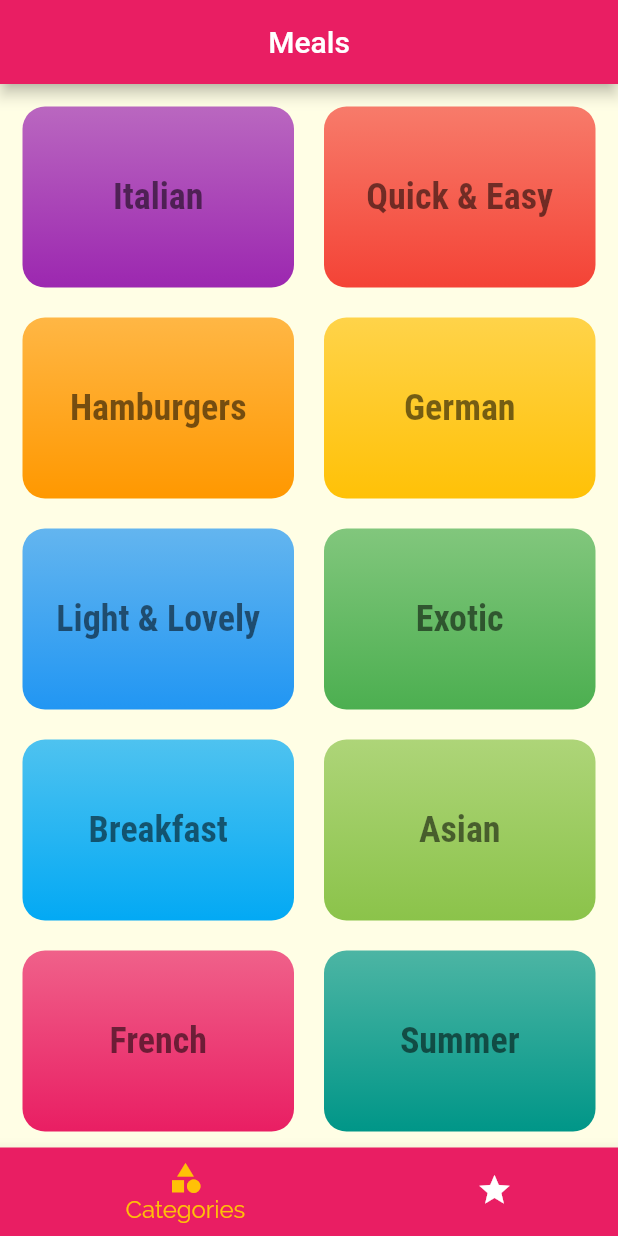
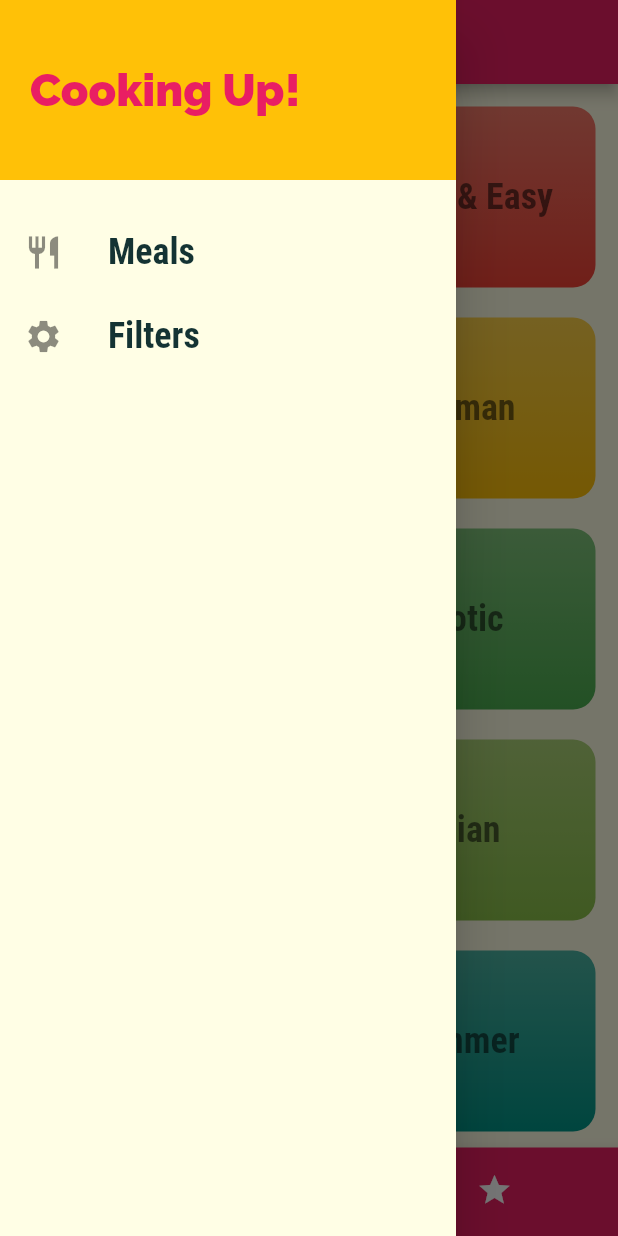
Before and after one commit to RohitDwivedi97/recipe-app, a Flutter app: the screen it shows after launch, with the side drawer open (before the commit the screen has no drawer), on a phone screen of 412 x 824 dp. Run offline on Flutter 3.47's test engine with Material 2 defaults, Android fonts, the phone set to English and light mode, and no system bars.

Commit message:
Added a drawer on the App Bar.

```diff
--- a/lib/screens/tabs_screen.dart
+++ b/lib/screens/tabs_screen.dart
@@ -1,6 +1,7 @@
 import 'package:flutter/material.dart';
 import './categories_screen.dart';
 import './favourites_screen.dart';
+import '../widgets/main_drawer.dart';
 
 class TabsScreen extends StatefulWidget {
   const TabsScreen({Key? key}) : super(key: key);
@@ -11,14 +12,8 @@ class TabsScreen extends StatefulWidget {
 
 class _TabsScreenState extends State<TabsScreen> {
   final List<Map<String, Object>> _pages = const [
-    {
-      'page':  CategoriesScreen(),
-      'title': 'Meals'
-    },
-    {
-      'page': FavouritesScreen(),
-      'title': 'Favourites'
-    }
+    {'page': CategoriesScreen(), 'title': 'Meals'},
+    {'page': FavouritesScreen(), 'title': 'Favourites'}
   ];
 
   int _selectedPageIndex = 0;
@@ -28,11 +23,12 @@ class _TabsScreenState extends State<TabsScreen> {
       _selectedPageIndex = index;
     });
   }
+
   @override
   Widget build(BuildContext context) {
     return Scaffold(
       appBar: AppBar(
-        title: Center(child: Text(_pages[_selectedPageIndex]['title'] as String)),
+        title: Text(_pages[_selectedPageIndex]['title'] as String),
       ),
       body: _pages[_selectedPageIndex]['page'] as Widget,
       bottomNavigationBar: BottomNavigationBar(
@@ -51,9 +47,10 @@ class _TabsScreenState extends State<TabsScreen> {
             backgroundColor: Theme.of(context).primaryColor,
             icon: Icon(Icons.star),
             label: 'Favourites',
-          )
+          ),
         ],
       ),
+      drawer: MainDrawer(),
     );
   }
 }
--- /dev/null
+++ b/lib/widgets/main_drawer.dart
@@ -0,0 +1,52 @@
+import 'package:flutter/material.dart';
+
+class MainDrawer extends StatelessWidget {
+  Widget buildListTile(String title, IconData icon) {
+    return ListTile(
+      leading: Icon(
+        icon,
+        size: 26,
+      ),
+      title: Text(
+        title,
+        style: const TextStyle(
+          fontFamily: 'RobotoCondensed',
+          fontWeight: FontWeight.bold,
+          fontSize: 24,
+        ),
+      ),
+      onTap: () {
+        //..
+      },
+    );
+  }
+
+  @override
+  Widget build(BuildContext context) {
+    return Drawer(
+      child: Column(
+        children: <Widget>[
+          Container(
+            padding: EdgeInsets.all(20),
+            height: 120,
+            width: double.infinity,
+            color: Colors.amber,
+            alignment: Alignment.centerLeft,
+            child: const Text(
+              'Cooking Up!',
+              style: TextStyle(
+                  fontWeight: FontWeight.w900,
+                  fontSize: 30,
+                  color: Colors.pink),
+            ),
+          ),
+          const SizedBox(
+            height: 20,
+          ),
+          buildListTile('Meals', Icons.restaurant),
+          buildListTile('Filters', Icons.settings),
+        ],
+      ),
+    );
+  }
+}
```
